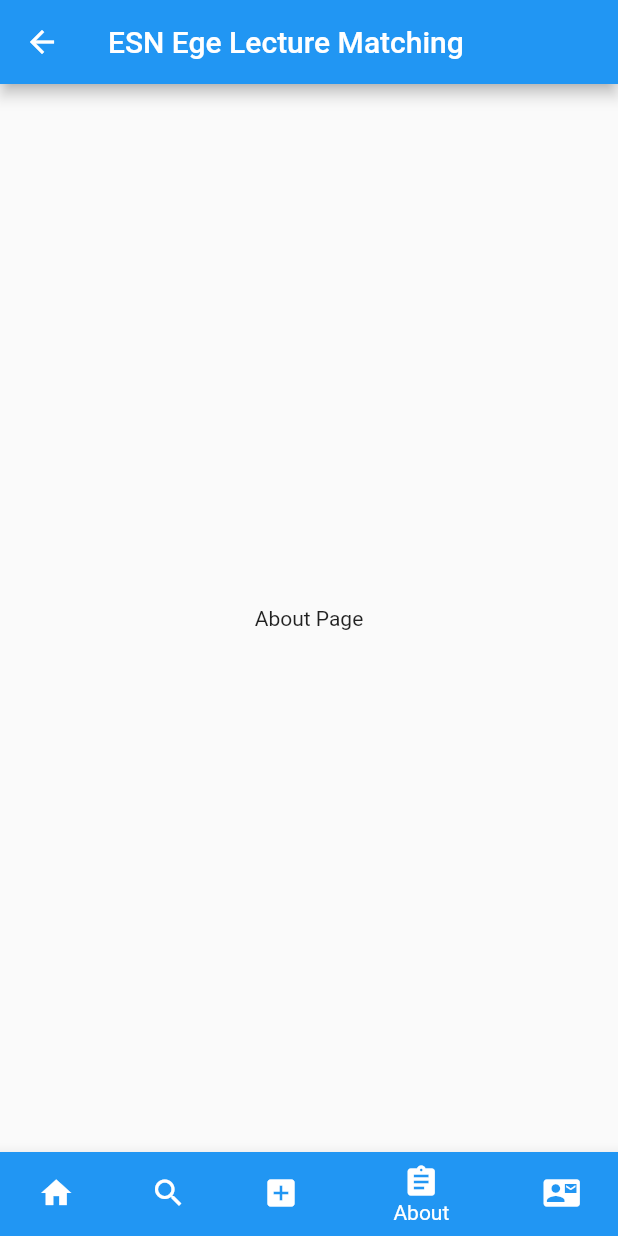
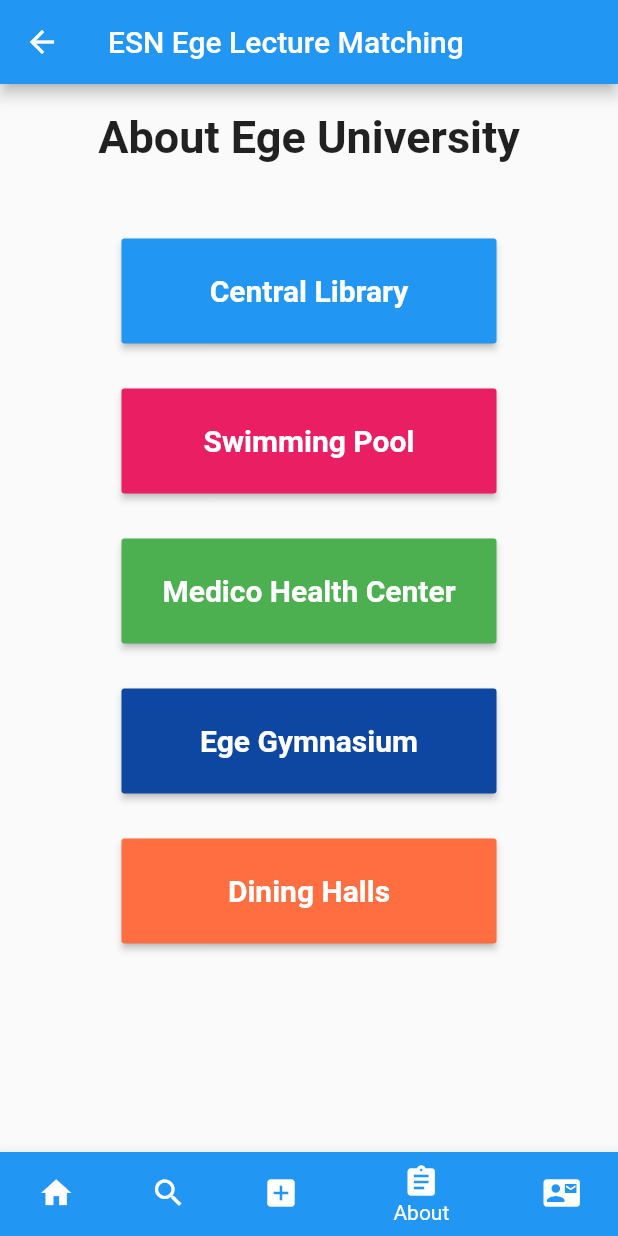
Before and after one commit to HyperGrapher/flutter-university-club-ui, a Flutter app: the MyHomePage screen opened by its route, item 4 of the bottom bar chosen, on a phone screen of 412 x 824 dp. Run offline on Flutter 3.47's test engine with Material 2 defaults, Android fonts, the phone set to English and light mode, and no system bars; our stand-ins replace cloud_firestore, flutter_html, shared_preferences, webview_flutter; accounts and stored records are empty.

Commit message:
about and sub pages done

```diff
--- a/lib/main.dart
+++ b/lib/main.dart
@@ -6,7 +6,8 @@ import './pages/add.dart';
 import './pages/about.dart';
 import './pages/search.dart';
 import './pages/contact.dart';
-
+import './pages/about_sub_page.dart';
+import './pages/data/text.dart';
 void main() => runApp(MyApp());
 
 class MyApp extends StatelessWidget {
@@ -21,6 +22,11 @@ class MyApp extends StatelessWidget {
       home:  WelcomePage(),
       routes: {
         '/home': (context) => MyHomePage(title: 'ESN Ege Lecture Matching'),
+        '/library': (context) => AboutSubPage(PageText().library["title"], PageText().library["body"]),
+        '/health': (context) => AboutSubPage(PageText().health["title"], PageText().health["body"]),
+        '/pool': (context) => AboutSubPage(PageText().pool["title"], PageText().pool["body"]),
+        '/gym': (context) => AboutSubPage(PageText().gym["title"], PageText().gym["body"]),
+        '/dining': (context) => AboutSubPage(PageText().dining["title"], PageText().dining["body"]),
       },
     );
   }
--- a/lib/pages/about.dart
+++ b/lib/pages/about.dart
@@ -1,12 +1,131 @@
 import 'package:flutter/material.dart';
-
 
 class AboutPage extends StatelessWidget {
   @override
   Widget build(BuildContext context) {
-    return Container(
-      child: Center(
-        child: Text('About Page'),
+    return SingleChildScrollView(
+      child: Container(
+        padding: EdgeInsets.all(18.0),
+        // margin: EdgeInsets.only(top: 50.0),
+        // color: Colors.blueAccent,
+        child: Column(
+            // mainAxisAlignment: MainAxisAlignment.center,
+            crossAxisAlignment: CrossAxisAlignment.stretch,
+            children: <Widget>[
+              Text(
+                "About Ege University",
+                textAlign: TextAlign.center,
+                style: TextStyle(
+                  fontWeight: FontWeight.bold,
+                  fontSize: 30.0,
+                ),
+              ),
+              SizedBox(
+                height: 50.0,
+              ),
+              Center(
+                child: ButtonTheme(
+                  minWidth: 250.0,
+                  height: 70.0,
+                  child: RaisedButton(
+                    color: Colors.blue,
+                    textColor: Colors.white,
+                    onPressed: () => Navigator.pushNamed(context, '/library'),
+                    child: Text(
+                      "Central Library",
+                      style: TextStyle(
+                        fontWeight: FontWeight.bold,
+                        fontSize: 20.0,
+                      ),
+                    ),
+                  ),
+                ),
+              ),
+              SizedBox(
+                height: 30,
+              ),
+              Center(
+                child: ButtonTheme(
+                  minWidth: 250.0,
+                  height: 70.0,
+                  child: RaisedButton(
+                    color: Colors.pink,
+                    textColor: Colors.white,
+                    onPressed: () => Navigator.pushNamed(context, '/pool'),
+                    child: Text(
+                      "Swimming Pool",
+                      style: TextStyle(
+                        fontWeight: FontWeight.bold,
+                        fontSize: 20.0,
+                      ),
+                    ),
+                  ),
+                ),
+              ),
+              SizedBox(
+                height: 30,
+              ),
+              Center(
+                child: ButtonTheme(
+                  minWidth: 250.0,
+                  height: 70.0,
+                  child: RaisedButton(
+                    color: Colors.green,
+                    textColor: Colors.white,
+                    onPressed: () => Navigator.pushNamed(context, '/health'),
+                    child: Text(
+                      "Medico Health Center",
+                      style: TextStyle(
+                        fontWeight: FontWeight.bold,
+                        fontSize: 20.0,
+                      ),
+                    ),
+                  ),
+                ),
+              ),
+              SizedBox(
+                height: 30,
+              ),
+              Center(
+                child: ButtonTheme(
+                  minWidth: 250.0,
+                  height: 70.0,
+                  child: RaisedButton(
+                    color: Colors.blue[900],
+                    textColor: Colors.white,
+                    onPressed: () => Navigator.pushNamed(context, '/gym'),
+                    child: Text(
+                      "Ege Gymnasium",
+                      style: TextStyle(
+                        fontWeight: FontWeight.bold,
+                        fontSize: 20.0,
+                      ),
+                    ),
+                  ),
+                ),
+              ),
+              SizedBox(
+                height: 30,
+              ),
+              Center(
+                child: ButtonTheme(
+                  minWidth: 250.0,
+                  height: 70.0,
+                  child: RaisedButton(
+                    color: Colors.deepOrangeAccent,
+                    textColor: Colors.white,
+                    onPressed: () => Navigator.pushNamed(context, '/dining'),
+                    child: Text(
+                      "Dining Halls",
+                      style: TextStyle(
+                        fontWeight: FontWeight.bold,
+                        fontSize: 20.0,
+                      ),
+                    ),
+                  ),
+                ),
+              ),
+            ]),
       ),
     );
   }
--- /dev/null
+++ b/lib/pages/about_sub_page.dart
@@ -0,0 +1,40 @@
+import 'package:flutter/material.dart';
+import 'package:flutter_html/flutter_html.dart';
+import 'package:html/dom.dart' as dom;
+
+class AboutSubPage extends StatelessWidget {
+  final String title;
+  final String body;
+
+  AboutSubPage(this.title, this.body);
+
+  @override
+  Widget build(BuildContext context) {
+    return Scaffold(
+      appBar: AppBar(
+        title: Text(title),
+      ),
+      body: SingleChildScrollView(
+        child: Container(
+          padding: EdgeInsets.fromLTRB(40.0, 20.0, 40.0, 0),
+          child: Html(
+            data: body,
+            customTextStyle: (dom.Node node, TextStyle baseStyle) {
+              if (node is dom.Element) {
+                switch (node.localName) {
+                  case "p":
+                    return baseStyle
+                        .merge(TextStyle(height: 1.2, fontSize: 20));
+                  case "strong":
+                    return baseStyle
+                        .merge(TextStyle(height: 1.2, fontSize: 20));
+                }
+              }
+              return baseStyle;
+            },
+          ),
+        ),
+      ),
+    );
+  }
+}
--- /dev/null
+++ b/lib/pages/data/text.dart
@@ -0,0 +1,67 @@
+class PageText {
+  static final String libBody = """
+    <p>Our Central Library is open between 8.00 a.m. - 5.00 p.m. During academic year it is open until 11.00 p.m. </p>
+    <p>(In the exam period, It’s open for 24 hours a day.)</p>
+    <p>You can enter to the library and use reading rooms with your student cards or student certificates.</p>
+    <p>If you want to borrow a book from the Library, you should be a library member</p>
+    <h2>How to register?</h2>
+    <p>You should apply with your student card, fill-in a form and pay 10 TL. You can keep the books for 14 days and you can extend the duration twice. </p>
+    <p>For using e-book service, you should contact to eduroam (<a>eduroam.ege.edu.tr</a>) in campus.</p>
+""";
+  static final String poolBody = """
+    <p>All the students should be registrated. </p>
+    <h2>How to register?</h2>
+    <p>You should go to Ziraat Bank of Ege University Hospital and pay 50 TL to “Havuz Hesabi”. </p>
+    <p>You can use olympic pool daily or monthly.</p>
+    <p>Daily entrance fee for 1 hour: 5 TL</p>
+    <p>Monthly fee: 100 TL.</p>
+    <p>Swimming Pool Opening Hours</p>
+    <p>Weekdays: 07.00 a.m. - 10.00 p.m.</p>
+    <p>Weenends: 07.00 a.m. - 8.00 p.m.</p>
+""";
+
+  static final String healthBody = """
+    <p>Medico Health Center offers full of range of medical services, check ups and dental services.</p>
+    <p>Working hours: Between 8.00 a.m. - 04.00 p.m.</p>
+    <p>After your residence permit application is confirmed, Immigration Office will send your residence permit cards to your address. On the card it’s written your identity Turkish number valid in Turkey. After you get your Turkish identity number you can benefit from medical services.</p>
+
+""";
+  static final String gymBody = """
+    <p>Ege University Sports Hall with a big capacity of spectacles is composed of basketball, handball, gymnastics, tennis, table tennis facilities in international standarts and exercise and trainin room (step, aerobic and gymnastics) and a fitness saloon.</p>
+    <p>In order to use gymnasium, you should go to Mediko / Sport Services Dept. and register with your student card.</p>
+    <p>There are also a cafeteria, dressing rooms and showers in the facility.</p>
+    <p>Monthly fee: 70 TL.</p>
+    <p></p>
+
+""";
+
+  static final String diningBody = """
+    <p>The students provided food at modest prices in Dining Hall of Number 1 and Number 2.</p>
+    <p>You can take the meal by your Ege University Card that you can load money in.</p>
+    <p>For loading money you should log in <a> www.kimlik.ege.edu.tr</a> and choose dining hall system written in Turkish “Yemekhane Sistemi”.</p>
+    <p>You should load at least 5 TL.</p>
+    <p>Daily meal fee: 3.50 TL</p>
+
+""";
+
+  final Map<String, String> library = {
+    "title": "Central Library",
+    "body": libBody
+  };
+  final Map<String, String> health = {
+    "title": "Mediko Health Center",
+    "body": healthBody
+  };
+  final Map<String, String> gym = {
+    "title": "Ege University Gymnasium",
+    "body": gymBody
+  };
+  final Map<String, String> pool = {
+    "title": "Swimming Pool",
+    "body": poolBody
+  };
+  final Map<String, String> dining = {
+    "title": "Student Dining Halls",
+    "body": diningBody
+  };
+}
--- a/lib/pages/welcome.dart
+++ b/lib/pages/welcome.dart
@@ -22,22 +22,21 @@ class WelcomePage extends StatelessWidget {
   @override
   Widget build(BuildContext context) {
     return Scaffold(
-        backgroundColor: Colors.amber[300],
         body: Column(
           mainAxisAlignment: MainAxisAlignment.spaceBetween,
           children: <Widget>[
             SizedBox(
-              height: 20,
+              height: 40,
             ),
             Container(
               child: Image.asset(
                 'assets/images/logo.png',
-                width: 250.0,
+                width: 185.0,
               ),
             ),
             Container(
               padding: EdgeInsets.all(12.0),
-              width: 250.0,
+              width: 300.0,
               height: 250.0,
               alignment: Alignment.center,
               decoration: BoxDecoration(
@@ -67,7 +66,13 @@ class WelcomePage extends StatelessWidget {
                       _createUID();
                       Navigator.pushNamed(context, '/home');
                     },
-                    child: Text("Welcome"),
+                    child: Text(
+                      "Welcome",
+                      style: TextStyle(
+                        fontWeight: FontWeight.bold,
+                        fontSize: 20.0,
+                      ),
+                    ),
                   ),
                 ),
               ],
--- a/pubspec.yaml
+++ b/pubspec.yaml
@@ -26,6 +26,7 @@ dependencies:
   webview_flutter: ^0.3.21
   cloud_firestore: ^0.13.5
   shared_preferences: ^0.5.7
+  flutter_html: ^0.11.1
 
 
 dev_dependencies:
```
Also changed, not shown: pubspec.lock.
